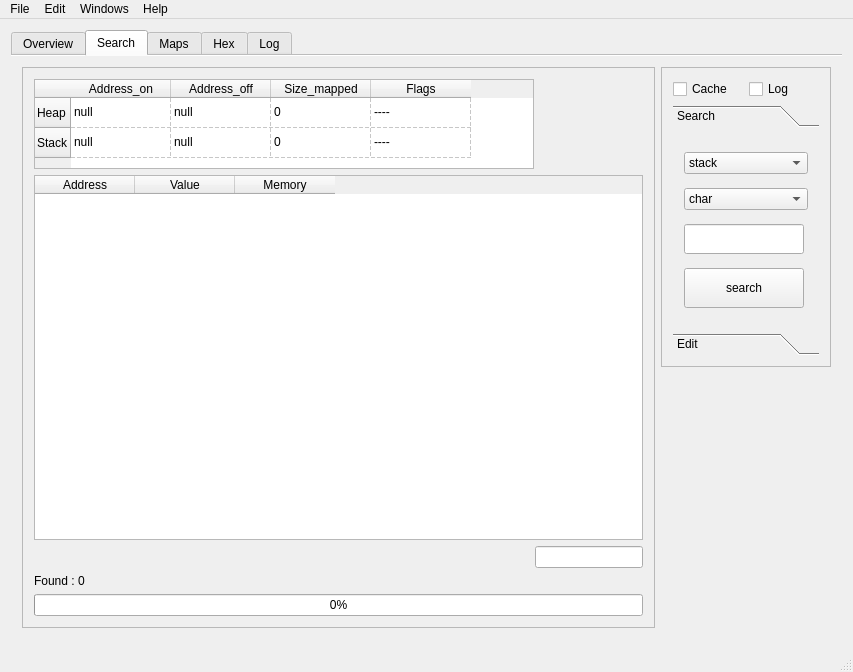
This is src/gui/mainwindow.ui in mentebinaria/maProc as Qt 5 draws it before an edit. The edited form follows.
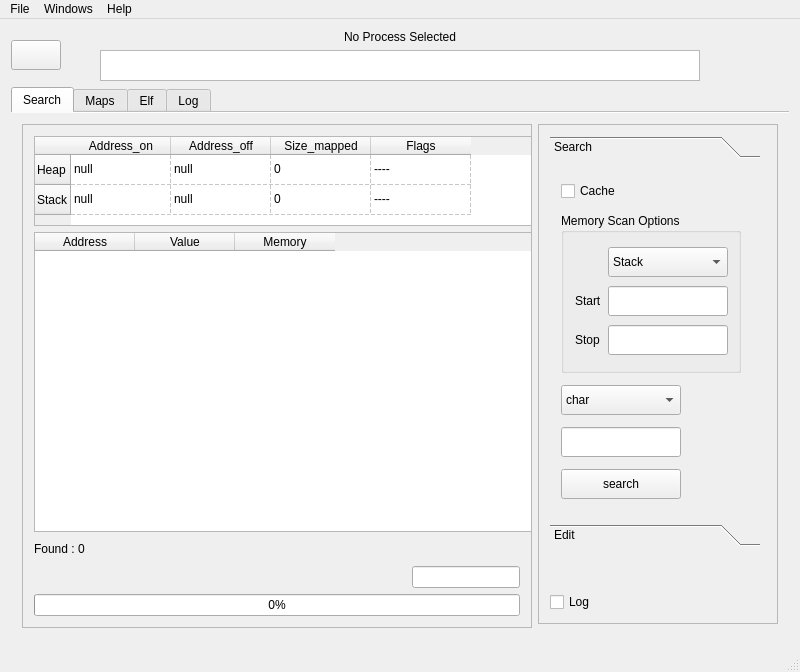
This is the edited form. The open tabs and pages were chosen to show the change.

The edit to the form file:
```diff
--- a/src/gui/mainwindow.ui
+++ b/src/gui/mainwindow.ui
@@ -12,14 +12,14 @@
    <rect>
     <x>0</x>
     <y>0</y>
-    <width>853</width>
+    <width>800</width>
     <height>672</height>
    </rect>
   </property>
   <property name="minimumSize">
    <size>
-    <width>700</width>
-    <height>100</height>
+    <width>0</width>
+    <height>0</height>
    </size>
   </property>
   <property name="contextMenuPolicy">
@@ -41,16 +41,28 @@
    <set>QMainWindow::AllowTabbedDocks|QMainWindow::VerticalTabs</set>
   </property>
   <widget class="QWidget" name="centralWidget">
-   <layout class="QVBoxLayout" name="verticalLayout_11">
-    <item>
+   <property name="minimumSize">
+    <size>
+     <width>300</width>
+     <height>300</height>
+    </size>
+   </property>
+   <layout class="QGridLayout" name="gridLayout_3">
+    <item row="6" column="0">
      <widget class="QTabWidget" name="MenuView">
       <property name="enabled">
        <bool>true</bool>
       </property>
+      <property name="minimumSize">
+       <size>
+        <width>0</width>
+        <height>0</height>
+       </size>
+      </property>
       <property name="maximumSize">
        <size>
-        <width>1280</width>
-        <height>720</height>
+        <width>16777215</width>
+        <height>16777215</height>
        </size>
       </property>
       <property name="contextMenuPolicy">
@@ -89,319 +101,6 @@
       <property name="tabBarAutoHide">
        <bool>true</bool>
       </property>
-      <widget class="QWidget" name="OverviewTab">
-       <attribute name="title">
-        <string>Overview</string>
-       </attribute>
-       <layout class="QVBoxLayout" name="verticalLayout_2">
-        <item>
-         <layout class="QGridLayout" name="gridLayout_4">
-          <item row="0" column="0">
-           <widget class="QScrollArea" name="infosArea">
-            <property name="minimumSize">
-             <size>
-              <width>0</width>
-              <height>0</height>
-             </size>
-            </property>
-            <property name="widgetResizable">
-             <bool>true</bool>
-            </property>
-            <widget class="QWidget" name="scrollAreaWidgetContents_5">
-             <property name="geometry">
-              <rect>
-               <x>0</x>
-               <y>0</y>
-               <width>823</width>
-               <height>554</height>
-              </rect>
-             </property>
-             <layout class="QHBoxLayout" name="horizontalLayout_4">
-              <item>
-               <widget class="QToolBox" name="toolBox">
-                <property name="currentIndex">
-                 <number>0</number>
-                </property>
-                <widget class="QWidget" name="infosProcessPage">
-                 <property name="geometry">
-                  <rect>
-                   <x>0</x>
-                   <y>0</y>
-                   <width>697</width>
-                   <height>480</height>
-                  </rect>
-                 </property>
-                 <attribute name="label">
-                  <string>Infos Process</string>
-                 </attribute>
-                 <layout class="QVBoxLayout" name="verticalLayout_6">
-                  <item>
-                   <widget class="QTableWidget" name="infos_pid">
-                    <property name="sizePolicy">
-                     <sizepolicy hsizetype="Expanding" vsizetype="Expanding">
-                      <horstretch>0</horstretch>
-                      <verstretch>0</verstretch>
-                     </sizepolicy>
-                    </property>
-                    <property name="minimumSize">
-                     <size>
-                      <width>100</width>
-                      <height>180</height>
-                     </size>
-                    </property>
-                    <property name="maximumSize">
-                     <size>
-                      <width>10000</width>
-                      <height>240</height>
-                     </size>
-                    </property>
-                    <row>
-                     <property name="text">
-                      <string>Name</string>
-                     </property>
-                    </row>
-                    <row>
-                     <property name="text">
-                      <string>Pid</string>
-                     </property>
-                    </row>
-                    <row>
-                     <property name="text">
-                      <string>Loginuid</string>
-                     </property>
-                    </row>
-                    <row>
-                     <property name="text">
-                      <string>Wchan</string>
-                     </property>
-                    </row>
-                    <row>
-                     <property name="text">
-                      <string>Cmdline</string>
-                     </property>
-                    </row>
-                    <column>
-                     <property name="text">
-                      <string/>
-                     </property>
-                    </column>
-                   </widget>
-                  </item>
-                  <item alignment="Qt::AlignTop">
-                   <widget class="QTableWidget" name="infos_file">
-                    <property name="sizePolicy">
-                     <sizepolicy hsizetype="Expanding" vsizetype="Expanding">
-                      <horstretch>0</horstretch>
-                      <verstretch>0</verstretch>
-                     </sizepolicy>
-                    </property>
-                    <property name="minimumSize">
-                     <size>
-                      <width>0</width>
-                      <height>200</height>
-                     </size>
-                    </property>
-                    <property name="maximumSize">
-                     <size>
-                      <width>100000</width>
-                      <height>130</height>
-                     </size>
-                    </property>
-                    <row>
-                     <property name="text">
-                      <string>Executable</string>
-                     </property>
-                    </row>
-                    <row>
-                     <property name="text">
-                      <string>Size</string>
-                     </property>
-                    </row>
-                    <row>
-                     <property name="text">
-                      <string>Block Size</string>
-                     </property>
-                    </row>
-                    <row>
-                     <property name="text">
-                      <string>SHA-256</string>
-                     </property>
-                    </row>
-                    <row>
-                     <property name="text">
-                      <string>SHA-1</string>
-                     </property>
-                    </row>
-                    <row>
-                     <property name="text">
-                      <string>MD5</string>
-                     </property>
-                    </row>
-                    <column>
-                     <property name="text">
-                      <string/>
-                     </property>
-                    </column>
-                   </widget>
-                  </item>
-                 </layout>
-                </widget>
-                <widget class="QWidget" name="infosELfHeader">
-                 <property name="geometry">
-                  <rect>
-                   <x>0</x>
-                   <y>0</y>
-                   <width>697</width>
-                   <height>480</height>
-                  </rect>
-                 </property>
-                 <attribute name="label">
-                  <string>Elf Header</string>
-                 </attribute>
-                 <layout class="QVBoxLayout" name="verticalLayout_8">
-                  <item>
-                   <widget class="QTableWidget" name="elfheader_table">
-                    <property name="minimumSize">
-                     <size>
-                      <width>300</width>
-                      <height>300</height>
-                     </size>
-                    </property>
-                    <row>
-                     <property name="text">
-                      <string>Magic</string>
-                     </property>
-                    </row>
-                    <row>
-                     <property name="text">
-                      <string>Version</string>
-                     </property>
-                    </row>
-                    <row>
-                     <property name="text">
-                      <string>Entry Point</string>
-                     </property>
-                    </row>
-                    <row>
-                     <property name="text">
-                      <string>Start of program headers</string>
-                     </property>
-                    </row>
-                    <row>
-                     <property name="text">
-                      <string>Start of section headers</string>
-                     </property>
-                    </row>
-                    <row>
-                     <property name="text">
-                      <string>Abi Version</string>
-                     </property>
-                    </row>
-                    <row>
-                     <property name="text">
-                      <string>Flags</string>
-                     </property>
-                    </row>
-                    <row>
-                     <property name="text">
-                      <string>Size of section headers</string>
-                     </property>
-                    </row>
-                    <row>
-                     <property name="text">
-                      <string>Number of section headers</string>
-                     </property>
-                    </row>
-                    <row>
-                     <property name="text">
-                      <string>Section header string table index</string>
-                     </property>
-                    </row>
-                    <row>
-                     <property name="text">
-                      <string>Class</string>
-                     </property>
-                    </row>
-                    <row>
-                     <property name="text">
-                      <string>Os/Abi</string>
-                     </property>
-                    </row>
-                    <row>
-                     <property name="text">
-                      <string>Type</string>
-                     </property>
-                    </row>
-                    <row>
-                     <property name="text">
-                      <string>Machine</string>
-                     </property>
-                    </row>
-                    <column>
-                     <property name="text">
-                      <string/>
-                     </property>
-                    </column>
-                   </widget>
-                  </item>
-                 </layout>
-                </widget>
-               </widget>
-              </item>
-              <item>
-               <layout class="QHBoxLayout" name="horizontalLayout"/>
-              </item>
-              <item alignment="Qt::AlignTop">
-               <widget class="QGroupBox" name="groupBox">
-                <property name="maximumSize">
-                 <size>
-                  <width>16777215</width>
-                  <height>120</height>
-                 </size>
-                </property>
-                <property name="title">
-                 <string>System Infos</string>
-                </property>
-                <layout class="QVBoxLayout" name="verticalLayout_7">
-                 <item alignment="Qt::AlignTop">
-                  <widget class="QLabel" name="host_name_label">
-                   <property name="text">
-                    <string>&lt;html&gt;&lt;head/&gt;&lt;body&gt;&lt;p&gt;&lt;span style=&quot; font-weight:700; font-style:italic;&quot;&gt;Host-Name :&lt;/span&gt;&lt;/p&gt;&lt;/body&gt;&lt;/html&gt;</string>
-                   </property>
-                  </widget>
-                 </item>
-                 <item>
-                  <widget class="QLabel" name="version_label">
-                   <property name="text">
-                    <string>&lt;html&gt;&lt;head/&gt;&lt;body&gt;&lt;p&gt;&lt;span style=&quot; font-weight:700; font-style:italic;&quot;&gt;Version :&lt;/span&gt;&lt;/p&gt;&lt;/body&gt;&lt;/html&gt;</string>
-                   </property>
-                  </widget>
-                 </item>
-                 <item>
-                  <widget class="QLabel" name="os_realese_label">
-                   <property name="text">
-                    <string>&lt;html&gt;&lt;head/&gt;&lt;body&gt;&lt;p&gt;&lt;span style=&quot; font-weight:700; font-style:italic;&quot;&gt;OS-Realese :&lt;/span&gt;&lt;/p&gt;&lt;/body&gt;&lt;/html&gt;</string>
-                   </property>
-                  </widget>
-                 </item>
-                 <item alignment="Qt::AlignTop">
-                  <widget class="QLabel" name="os_type_label">
-                   <property name="text">
-                    <string>&lt;html&gt;&lt;head/&gt;&lt;body&gt;&lt;p&gt;&lt;span style=&quot; font-weight:700; font-style:italic;&quot;&gt;OS-Type :&lt;/span&gt;&lt;/p&gt;&lt;/body&gt;&lt;/html&gt;</string>
-                   </property>
-                  </widget>
-                 </item>
-                </layout>
-               </widget>
-              </item>
-             </layout>
-            </widget>
-           </widget>
-          </item>
-         </layout>
-        </item>
-       </layout>
-      </widget>
       <widget class="QWidget" name="SearchTab_2">
        <attribute name="title">
         <string>Search</string>
@@ -413,8 +112,8 @@
            <widget class="QScrollArea" name="viewaArea">
             <property name="minimumSize">
              <size>
-              <width>530</width>
-              <height>100</height>
+              <width>500</width>
+              <height>500</height>
              </size>
             </property>
             <property name="toolTip">
@@ -434,12 +133,24 @@
               <rect>
                <x>0</x>
                <y>0</y>
-               <width>647</width>
-               <height>554</height>
+               <width>524</width>
+               <height>499</height>
               </rect>
              </property>
+             <property name="minimumSize">
+              <size>
+               <width>200</width>
+               <height>200</height>
+              </size>
+             </property>
+             <property name="maximumSize">
+              <size>
+               <width>16777215</width>
+               <height>550</height>
+              </size>
+             </property>
              <layout class="QVBoxLayout" name="verticalLayout_5">
-              <item alignment="Qt::AlignLeft">
+              <item>
                <widget class="QTableWidget" name="infos_addr">
                 <property name="minimumSize">
                  <size>
@@ -543,7 +254,7 @@
                 </item>
                </widget>
               </item>
-              <item>
+              <item alignment="Qt::AlignTop">
                <widget class="QTableWidget" name="view_address">
                 <property name="enabled">
                  <bool>true</bool>
@@ -557,13 +268,13 @@
                 <property name="minimumSize">
                  <size>
                   <width>500</width>
-                  <height>100</height>
+                  <height>300</height>
                  </size>
                 </property>
                 <property name="maximumSize">
                  <size>
                   <width>100000</width>
-                  <height>100000</height>
+                  <height>200</height>
                  </size>
                 </property>
                 <property name="sizeIncrement">
@@ -601,23 +312,42 @@
                 </column>
                </widget>
               </item>
-              <item alignment="Qt::AlignRight">
-               <widget class="QLineEdit" name="search_address">
-                <property name="maximumSize">
-                 <size>
-                  <width>150</width>
-                  <height>100</height>
-                 </size>
-                </property>
-               </widget>
-              </item>
               <item>
                <widget class="QLabel" name="foundAddr_label">
+                <property name="minimumSize">
+                 <size>
+                  <width>300</width>
+                  <height>300</height>
+                 </size>
+                </property>
                 <property name="text">
                  <string>Found : 0</string>
                 </property>
                </widget>
               </item>
+              <item>
+               <spacer name="verticalSpacer">
+                <property name="orientation">
+                 <enum>Qt::Vertical</enum>
+                </property>
+                <property name="sizeHint" stdset="0">
+                 <size>
+                  <width>20</width>
+                  <height>40</height>
+                 </size>
+                </property>
+               </spacer>
+              </item>
+              <item alignment="Qt::AlignRight|Qt::AlignVCenter">
+               <widget class="QLineEdit" name="search_address">
+                <property name="maximumSize">
+                 <size>
+                  <width>150</width>
+                  <height>100</height>
+                 </size>
+                </property>
+               </widget>
+              </item>
               <item>
                <widget class="QProgressBar" name="progressFind">
                 <property name="value">
@@ -635,14 +365,14 @@
          <widget class="QScrollArea" name="editArea">
           <property name="minimumSize">
            <size>
-            <width>170</width>
-            <height>300</height>
+            <width>240</width>
+            <height>500</height>
            </size>
           </property>
           <property name="maximumSize">
            <size>
-            <width>170</width>
-            <height>260</height>
+            <width>250</width>
+            <height>500</height>
            </size>
           </property>
           <property name="widgetResizable">
@@ -653,41 +383,23 @@
             <rect>
              <x>0</x>
              <y>0</y>
-             <width>166</width>
-             <height>296</height>
+             <width>236</width>
+             <height>496</height>
             </rect>
            </property>
            <layout class="QVBoxLayout" name="verticalLayout_10">
-            <item>
-             <layout class="QHBoxLayout" name="horizontalLayout_3">
-              <item>
-               <widget class="QCheckBox" name="checkCache">
-                <property name="text">
-                 <string>Cache</string>
-                </property>
-               </widget>
-              </item>
-              <item>
-               <widget class="QCheckBox" name="checkLog">
-                <property name="text">
-                 <string>Log</string>
-                </property>
-               </widget>
-              </item>
-             </layout>
-            </item>
             <item>
              <widget class="QToolBox" name="tools">
               <property name="minimumSize">
                <size>
-                <width>100</width>
-                <height>40</height>
+                <width>210</width>
+                <height>160</height>
                </size>
               </property>
               <property name="maximumSize">
                <size>
-                <width>150</width>
-                <height>250</height>
+                <width>200</width>
+                <height>500</height>
                </size>
               </property>
               <property name="currentIndex">
@@ -698,30 +410,144 @@
                 <rect>
                  <x>0</x>
                  <y>0</y>
-                 <width>150</width>
-                 <height>188</height>
+                 <width>210</width>
+                 <height>350</height>
                 </rect>
                </property>
                <attribute name="label">
                 <string>Search</string>
                </attribute>
-               <layout class="QVBoxLayout" name="verticalLayout_3">
+               <layout class="QVBoxLayout" name="verticalLayout_2">
                 <item>
-                 <widget class="QComboBox" name="mem">
-                  <item>
-                   <property name="text">
-                    <string>stack</string>
-                   </property>
-                  </item>
-                  <item>
-                   <property name="text">
-                    <string>heap</string>
-                   </property>
-                  </item>
+                 <widget class="QCheckBox" name="checkCache">
+                  <property name="text">
+                   <string>Cache</string>
+                  </property>
+                 </widget>
+                </item>
+                <item>
+                 <widget class="QGroupBox" name="groupBox_2">
+                  <property name="maximumSize">
+                   <size>
+                    <width>180</width>
+                    <height>160</height>
+                   </size>
+                  </property>
+                  <property name="title">
+                   <string>Memory Scan Options</string>
+                  </property>
+                  <layout class="QGridLayout" name="gridLayout_7">
+                   <item row="3" column="1">
+                    <widget class="QLineEdit" name="StartAddress">
+                     <property name="minimumSize">
+                      <size>
+                       <width>120</width>
+                       <height>30</height>
+                      </size>
+                     </property>
+                     <property name="maximumSize">
+                      <size>
+                       <width>100</width>
+                       <height>30</height>
+                      </size>
+                     </property>
+                    </widget>
+                   </item>
+                   <item row="5" column="0">
+                    <widget class="QLabel" name="Stop_label">
+                     <property name="maximumSize">
+                      <size>
+                       <width>30</width>
+                       <height>30</height>
+                      </size>
+                     </property>
+                     <property name="text">
+                      <string>Stop</string>
+                     </property>
+                    </widget>
+                   </item>
+                   <item row="5" column="1">
+                    <widget class="QLineEdit" name="StopAddress">
+                     <property name="minimumSize">
+                      <size>
+                       <width>120</width>
+                       <height>30</height>
+                      </size>
+                     </property>
+                     <property name="maximumSize">
+                      <size>
+                       <width>100</width>
+                       <height>30</height>
+                      </size>
+                     </property>
+                    </widget>
+                   </item>
+                   <item row="3" column="0">
+                    <widget class="QLabel" name="Start_label">
+                     <property name="maximumSize">
+                      <size>
+                       <width>30</width>
+                       <height>30</height>
+                      </size>
+                     </property>
+                     <property name="text">
+                      <string>Start</string>
+                     </property>
+                    </widget>
+                   </item>
+                   <item row="1" column="1">
+                    <widget class="QComboBox" name="mem">
+                     <property name="minimumSize">
+                      <size>
+                       <width>120</width>
+                       <height>30</height>
+                      </size>
+                     </property>
+                     <property name="maximumSize">
+                      <size>
+                       <width>130</width>
+                       <height>30</height>
+                      </size>
+                     </property>
+                     <item>
+                      <property name="text">
+                       <string>Stack</string>
+                      </property>
+                     </item>
+                     <item>
+                      <property name="text">
+                       <string>Heap</string>
+                      </property>
+                     </item>
+                     <item>
+                      <property name="text">
+                       <string>Personalization</string>
+                      </property>
+                     </item>
+                     <item>
+                      <property name="text">
+                       <string>All</string>
+                      </property>
+                     </item>
+                    </widget>
+                   </item>
+                  </layout>
                  </widget>
                 </item>
                 <item>
                  <widget class="QComboBox" name="type">
+                  <property name="minimumSize">
+                   <size>
+                    <width>120</width>
+                    <height>30</height>
+                   </size>
+                  </property>
+                  <property name="maximumSize">
+                   <size>
+                    <width>120</width>
+                    <height>30</height>
+                   </size>
+                  </property>
                   <property name="cursor">
                    <cursorShape>PointingHandCursor</cursorShape>
                   </property>
@@ -773,13 +599,13 @@
                   <property name="minimumSize">
                    <size>
                     <width>120</width>
-                    <height>0</height>
+                    <height>30</height>
                    </size>
                   </property>
                   <property name="maximumSize">
                    <size>
-                    <width>100</width>
-                    <height>40</height>
+                    <width>120</width>
+                    <height>30</height>
                    </size>
                   </property>
                   <property name="cursor">
@@ -877,6 +703,33 @@
               </widget>
              </widget>
             </item>
+            <item>
+             <spacer name="verticalSpacer_2">
+              <property name="orientation">
+               <enum>Qt::Vertical</enum>
+              </property>
+              <property name="sizeType">
+               <enum>QSizePolicy::Preferred</enum>
+              </property>
+              <property name="sizeHint" stdset="0">
+               <size>
+                <width>20</width>
+                <height>40</height>
+               </size>
+              </property>
+             </spacer>
+            </item>
+            <item>
+             <layout class="QHBoxLayout" name="horizontalLayout_3">
+              <item>
+               <widget class="QCheckBox" name="checkLog">
+                <property name="text">
+                 <string>Log</string>
+                </property>
+               </widget>
+              </item>
+             </layout>
+            </item>
            </layout>
           </widget>
          </widget>
@@ -920,7 +773,7 @@
         <bool>false</bool>
        </property>
        <attribute name="title">
-        <string>Hex</string>
+        <string>Elf</string>
        </attribute>
        <layout class="QVBoxLayout" name="verticalLayout_12">
         <item>
@@ -969,6 +822,59 @@
       </widget>
      </widget>
     </item>
+    <item row="4" column="0">
+     <layout class="QVBoxLayout" name="verticalLayout_7">
+      <item alignment="Qt::AlignHCenter">
+       <widget class="QLabel" name="Process_label">
+        <property name="text">
+         <string>No Process Selected</string>
+        </property>
+       </widget>
+      </item>
+      <item alignment="Qt::AlignHCenter">
+       <widget class="QTextEdit" name="Process_List">
+        <property name="minimumSize">
+         <size>
+          <width>600</width>
+          <height>30</height>
+         </size>
+        </property>
+        <property name="maximumSize">
+         <size>
+          <width>800</width>
+          <height>16777215</height>
+         </size>
+        </property>
+        <property name="html">
+         <string>&lt;!DOCTYPE HTML PUBLIC &quot;-//W3C//DTD HTML 4.0//EN&quot; &quot;http://www.w3.org/TR/REC-html40/strict.dtd&quot;&gt;
+&lt;html&gt;&lt;head&gt;&lt;meta name=&quot;qrichtext&quot; content=&quot;1&quot; /&gt;&lt;meta charset=&quot;utf-8&quot; /&gt;&lt;style type=&quot;text/css&quot;&gt;
+p, li { white-space: pre-wrap; }
+&lt;/style&gt;&lt;/head&gt;&lt;body style=&quot; font-family:'Noto Sans'; font-size:10pt; font-weight:400; font-style:normal;&quot;&gt;
+&lt;p align=&quot;center&quot; style=&quot;-qt-paragraph-type:empty; margin-top:0px; margin-bottom:0px; margin-left:0px; margin-right:0px; -qt-block-indent:0; text-indent:0px;&quot;&gt;&lt;br /&gt;&lt;/p&gt;&lt;/body&gt;&lt;/html&gt;</string>
+        </property>
+       </widget>
+      </item>
+     </layout>
+    </item>
+    <item row="4" column="0">
+     <widget class="QPushButton" name="pidButton2">
+      <property name="minimumSize">
+       <size>
+        <width>40</width>
+        <height>30</height>
+       </size>
+      </property>
+      <property name="maximumSize">
+       <size>
+        <width>50</width>
+        <height>16777215</height>
+       </size>
+      </property>
+      <property name="text">
+       <string/>
+      </property>
+     </widget>
+    </item>
    </layout>
   </widget>
   <widget class="QStatusBar" name="statusBar"/>
@@ -977,8 +883,8 @@
     <rect>
      <x>0</x>
      <y>0</y>
-     <width>853</width>
-     <height>27</height>
+     <width>800</width>
+     <height>25</height>
     </rect>
    </property>
    <widget class="QMenu" name="menufile">
@@ -1006,34 +912,7 @@
     <addaction name="newButton"/>
     <addaction name="FullScreenButton"/>
    </widget>
-   <widget class="QMenu" name="menuEdit">
-    <property name="title">
-     <string>Edit</string>
-    </property>
-    <widget class="QMenu" name="menuLog">
-     <property name="title">
-      <string>Log</string>
-     </property>
-     <addaction name="SaveLogButton"/>
-     <addaction name="cleanButtonLog"/>
-    </widget>
-    <widget class="QMenu" name="menuHex_2">
-     <property name="title">
-      <string>Hex</string>
-     </property>
-     <addaction name="gotooffsetButton"/>
-    </widget>
-    <addaction name="stopButton"/>
-    <addaction name="killButton"/>
-    <addaction name="separator"/>
-    <addaction name="menuLog"/>
-    <addaction name="separator"/>
-    <addaction name="menuHex_2"/>
-    <addaction name="separator"/>
-    <addaction name="actionCpu"/>
-   </widget>
    <addaction name="menufile"/>
-   <addaction name="menuEdit"/>
    <addaction name="menuWindows"/>
    <addaction name="menuhelp"/>
   </widget>
```
Left out of the diff: 308 changed lines with no effect on the pictures.
